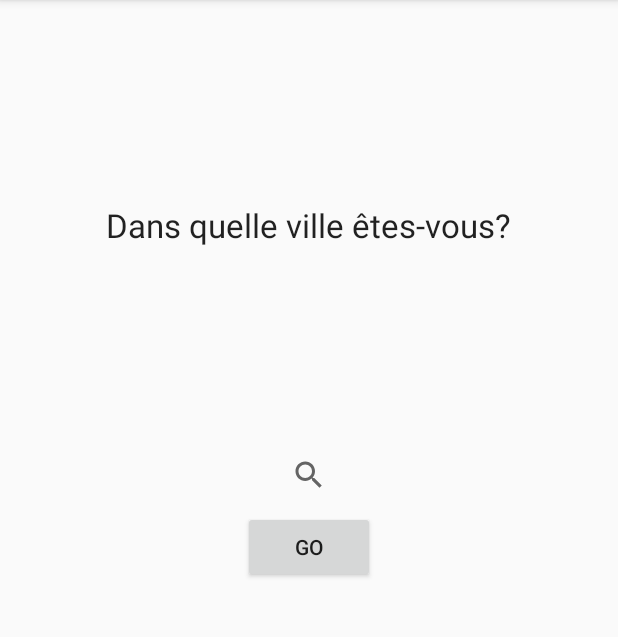
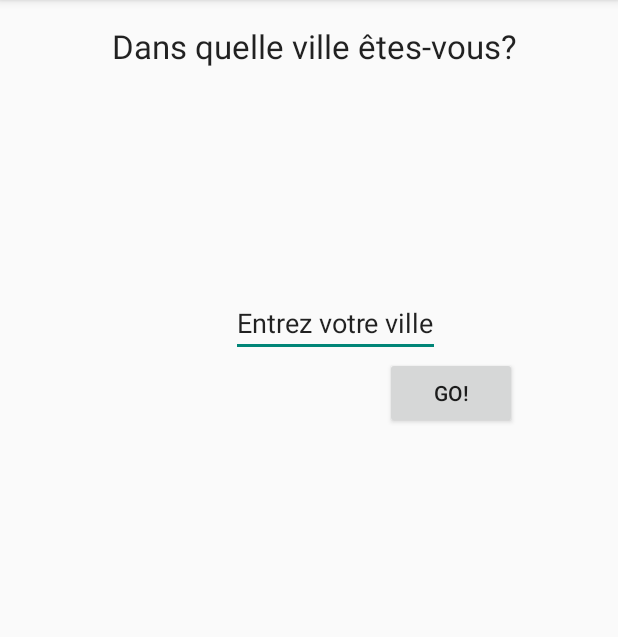
Before and after one commit to borisclain/NotreAppEventful3, an Android app: the screen it shows after launch (WelcomingActivity), on a phone screen of 412 x 824 dp, the part 84-721 px from its top. Run offline under Robolectric (Android 15) with nearby library versions, the phone set to English and light mode, and no system bars.

```diff
--- /dev/null
+++ b/app/src/main/java/biln/notreappeventful3/DBHelper.java
@@ -0,0 +1,77 @@
+package biln.notreappeventful3;
+
+import android.content.ContentValues;
+import android.content.Context;
+import android.database.Cursor;
+import android.database.sqlite.SQLiteDatabase;
+import android.database.sqlite.SQLiteOpenHelper;
+import android.util.Log;
+
+/**
+ * Created by Boris on 2015-03-15.
+ */
+public class DBHelper extends SQLiteOpenHelper {
+
+
+    static final String DB_NAME = "eventful.db";
+    static final int DB_VERSION = 5;                   //TODO Important pour le développement
+
+    static final String TABLE_EVENTS = "events";
+    static final String C_ID = "_id";
+    static final String C_TITLE ="title";
+    static final String C_DATE ="date";
+    static final String C_LOCATION ="location";
+    static final String C_FAVORITE = "favorite";       //1 si l'événement est favori, 0 sinon
+
+    public DBHelper(Context context) {
+        super(context, DB_NAME, null, DB_VERSION);
+    }
+
+    @Override
+    public void onCreate(SQLiteDatabase db) {
+        String sql = "create table "+ TABLE_EVENTS +" ("
+                +C_ID+" text primary key, "
+                +C_TITLE+" text,"
+                +C_DATE+" text,"
+                +C_LOCATION+" text,"
+                +C_FAVORITE+" integer," +
+                "UNIQUE "+"("+C_ID+")"+" ON CONFLICT REPLACE)";
+        db.execSQL(sql);
+        Log.d("DB", "DB created");
+    }
+
+    @Override
+    public void onUpgrade(SQLiteDatabase db, int oldVersion, int newVersion) {
+        db.execSQL("drop table if exists "+TABLE_EVENTS);
+        onCreate(db);
+    }
+
+    public static Cursor listEvents(SQLiteDatabase db){
+        Cursor c = db.rawQuery("select * from " + TABLE_EVENTS + " order by " + C_TITLE + " asc", null);
+        Log.d("DB","liste events nb = "+c.getCount());
+        return c;
+    }
+
+    /**
+     * Permet de rechercher un mot dans le titre des événements
+     *
+     * @param db La database en entrée
+     * @param word Le mot à rechercher dans les titres
+     * @return c Le curseur permettant d'itérer sur ces mots
+     */
+    public static Cursor searchEventsByTitle(SQLiteDatabase db, String word){
+        String args[] = new String[] { "%"+word+"%" };
+        Cursor c = db.rawQuery("select * from "+TABLE_EVENTS+" where "+C_TITLE+" like ? order by datetime("+
+                C_DATE+")"+" desc", args);
+        Log.d("DB","cherche events nb = "+c.getCount());
+        return c;
+    }
+
+    public static void setEventAsFavorite(SQLiteDatabase db, int id, int favorite) {
+        ContentValues val = new ContentValues();
+        val.put(C_FAVORITE, favorite);
+        db.update(TABLE_EVENTS ,val, C_ID+" = "+id, null);
+    }
+
+
+}
--- a/app/src/main/java/biln/notreappeventful3/MainActivity.java
+++ b/app/src/main/java/biln/notreappeventful3/MainActivity.java
@@ -1,51 +1,53 @@
 package biln.notreappeventful3;
 
+import android.content.ContentValues;
+import android.content.Context;
 import android.content.Intent;
 import android.content.SharedPreferences;
+import android.database.Cursor;
+import android.database.sqlite.SQLiteDatabase;
+import android.os.AsyncTask;
 import android.os.Bundle;
 import android.preference.PreferenceManager;
 import android.support.v7.app.ActionBarActivity;
+import android.util.Log;
+import android.view.LayoutInflater;
 import android.view.Menu;
 import android.view.MenuItem;
 import android.view.View;
+import android.view.ViewGroup;
+import android.widget.AdapterView;
 import android.widget.Button;
+import android.widget.CursorAdapter;
+import android.widget.ListView;
+import android.widget.TextView;
 import android.widget.Toast;
 
-/*
-MainActivity est l'activité principale de l'app. Elle correspond à l'écran d'accueil que
-l'utilisateur verra après la première connexion.
+/**
+ *
+ */
+public class MainActivity extends ActionBarActivity implements View.OnClickListener, AdapterView.OnItemClickListener {
 
-Test de commit
-
- */
-//Petit changement
-
-
-
-
-
-public class MainActivity extends ActionBarActivity implements View.OnClickListener {
-
-    Button buttonSearch;
-    Button buttonConsult;
-
-//String
-
-    String title;
-    String type;
-    String date;
-
+    ListView listv;
+    SQLiteDatabase db;
+    DBHelper dbh;
+    MyAdapter adapter;
+    Button btn;
 
     @Override
     protected void onCreate(Bundle savedInstanceState) {
         super.onCreate(savedInstanceState);
         setContentView(R.layout.activity_main);
-
-        buttonSearch = (Button)findViewById(R.id.button1);
-        buttonConsult = (Button)findViewById(R.id.button2);
-
-        buttonSearch.setOnClickListener(this);
-        buttonConsult.setOnClickListener(this);
+        btn = (Button)findViewById(R.id.button);
+        listv = (ListView)findViewById(R.id.activity_list);
+        dbh = new DBHelper(this);
+        db = dbh.getWritableDatabase();
+        Cursor c = DBHelper.listEvents(db);
+        adapter = new MyAdapter(this, c);
+        listv = (ListView)findViewById(R.id.activity_list);
+        listv.setAdapter(adapter);
+        listv.setOnItemClickListener(this);
+        btn.setOnClickListener(this);
     }
 
     protected void onResume(){
@@ -63,16 +65,13 @@ public class MainActivity extends ActionBarActivity implements View.OnClickListe
 
         }
 
-
         /*
         Les deux lignes suivantes s'occupent de vider les préférences. En vidant les préférances,
         on aura l'écran de première connexion à chaque exécution de l'app.
          */
         //TODO: À enlever quand on sera content de l'écran de première connexion
-        edit.clear() ;
-        edit.commit();
-
-
+        //edit.clear() ;
+        //edit.commit();
     }
 
 
@@ -97,30 +96,97 @@ public class MainActivity extends ActionBarActivity implements View.OnClickListe
         return super.onOptionsItemSelected(item);
     }
 
+    @Override
+    public void onItemClick(AdapterView<?> parent, View view, int position, long id) {
+        /*
+        Log.d("db","CLIC item "+position+" id="+id);
+        DBHelper.setEventAsFavorite(db, (int) id, 1); //TODO ! Problème ! Source de bug
+        Cursor c = DBHelper.listEvents(db);
+        adapter.changeCursor(c);
+        */
+    }
+
     public void onClick(View v) {
-        switch(v.getId()){
-            case R.id.button1 :
-
-                Toast.makeText(this, "Clic bien reçu!", Toast.LENGTH_LONG).show();
-                Intent i = new Intent(this, SecondActivity.class);
-                startActivity(i);
-                break;
-
-            case R.id.button2 :
-                //TODO Implanter la consultation des événements sauvegardés
-                Toast.makeText(this, "Consultation des événements sauvegardés pas encore disponible", Toast.LENGTH_LONG).show();
-                break;
-            default:
-                break;
-        }
+        Toast.makeText(this, "Chargement des donnees du Web", Toast.LENGTH_SHORT).show();
+        new SearchEventful().execute();
     }
 
 
 
+    private class SearchEventful extends AsyncTask<String, String, EventfulAPI> {
 
+        //TODO Implanter une barre de progrès ou une horloge qui tourne au lieu d'un toast
+        protected void onPreExecute() {
+            Toast.makeText(MainActivity.this, "Chargement", Toast.LENGTH_SHORT).show();
+        }
 
+        protected EventfulAPI doInBackground(String... params) {
+            EventfulAPI web = new EventfulAPI();
+            web.getNextEvents("Montreal");
+            ContentValues val = new ContentValues();
+            for(int i=0;i<web.eventsFound.size();i++){
+                val.put(DBHelper.C_ID, web.eventsFound.get(i).id); //TODO En parler avec RANIA Source de bug?
+                val.put(DBHelper.C_TITLE, web.eventsFound.get(i).title);
+                val.put(DBHelper.C_DATE, web.eventsFound.get(i).date);
+                val.put(DBHelper.C_LOCATION, web.eventsFound.get(i).location);
+                val.put(DBHelper.C_FAVORITE, 0);
+                db.insertOrThrow(DBHelper.TABLE_EVENTS, null, val); //TODO Conflict
+            }
+            Log.d("DB", "nouveux titres ajoutes: ");
+            return null;
+        }
 
+        protected void onProgressUpdate(String... s) {
+        }
 
+        protected void onPostExecute(EventfulAPI web) {
+            // rafraichir...
+            Cursor c = DBHelper.listEvents(db);
+            adapter.changeCursor(c);
+        }
+
+    }
+
+    public class MyAdapter extends CursorAdapter {
+
+        LayoutInflater inflater;
+
+        public MyAdapter(Context context, Cursor c) {
+            super(context, c, true);
+            inflater = (LayoutInflater)getSystemService(Context.LAYOUT_INFLATER_SERVICE);
+        }
+
+        @Override
+        public View getView(int position, View convertView, ViewGroup parent) {
+            View v = convertView;
+
+            if(v==null){
+                v = inflater.inflate(android.R.layout.simple_list_item_2, parent, false);
+            }
+
+            TextView titleV = (TextView)v.findViewById(android.R.id.text1);
+            TextView dateV = (TextView)v.findViewById(android.R.id.text2);
+
+            Cursor c=getCursor();
+            c.moveToPosition(position);
+            String id= c.getString(c.getColumnIndex(DBHelper.C_ID));
+            dateV.setText(c.getString(c.getColumnIndex(DBHelper.C_DATE)));
+            titleV.setText(c.getString(c.getColumnIndex(DBHelper.C_TITLE))+ " id supposé : "+id);
+
+            return v;
+        }
+
+        @Override
+        public View newView(Context context, Cursor cursor, ViewGroup parent) {
+            return null;
+        }
+
+        @Override
+        public void bindView(View view, Context context, Cursor cursor) {
+
+        }
+
+    }
 
 
 }
--- a/app/src/main/java/biln/notreappeventful3/WelcomingActivity.java
+++ b/app/src/main/java/biln/notreappeventful3/WelcomingActivity.java
@@ -34,6 +34,8 @@ public class WelcomingActivity extends ActionBarActivity implements ConnectionCa
                 .build();
         mGoogleApiClient.connect();
         Toast.makeText(this, "On a détecté que vos coordonnées =" + sLat + " ; " + sLon, Toast.LENGTH_LONG).show();
+
+
     }
 
 
--- a/app/src/main/res/layout/screen_on_first_opening.xml
+++ b/app/src/main/res/layout/screen_on_first_opening.xml
@@ -1,31 +1,42 @@
-<?xml version="1.0" encoding="utf-8"?>
 <RelativeLayout xmlns:android="http://schemas.android.com/apk/res/android"
-    android:layout_width="match_parent" android:layout_height="match_parent">
+
+    xmlns:tools="http://schemas.android.com/tools" android:layout_width="match_parent"
+    android:layout_height="match_parent" android:paddingLeft="@dimen/activity_horizontal_margin"
+    android:paddingRight="@dimen/activity_horizontal_margin"
+    android:paddingTop="@dimen/activity_vertical_margin"
+    android:paddingBottom="@dimen/activity_vertical_margin" tools:context=".MainActivity">
 
     <TextView
         android:layout_width="wrap_content"
         android:layout_height="wrap_content"
         android:textAppearance="?android:attr/textAppearanceLarge"
-        android:text="Dans quelle ville êtes-vous?"
-        android:id="@+id/textView"
+        android:text="@string/prompt"
+        android:id="@+id/dayCondition"
         android:layout_alignParentTop="true"
-        android:layout_centerHorizontal="true"
-        android:layout_marginTop="135dp" />
-
-    <SearchView
-        android:layout_width="wrap_content"
-        android:layout_height="wrap_content"
-        android:id="@+id/searchView"
-        android:layout_below="@+id/textView"
-        android:layout_centerHorizontal="true"
-        android:layout_marginTop="128dp"
-        android:queryHint="Entrez votre ville" />
+        android:layout_alignRight="@+id/button"
+        android:layout_alignEnd="@+id/button" />
 
     <Button
         android:layout_width="wrap_content"
         android:layout_height="wrap_content"
-        android:text="Go"
+        android:text="@string/button"
         android:id="@+id/button"
-        android:layout_below="@+id/searchView"
-        android:layout_centerHorizontal="true" />
+        android:layout_below="@+id/editText"
+        android:layout_alignParentRight="true"
+        android:layout_alignParentEnd="true"
+        android:layout_marginRight="51dp"
+        android:layout_marginEnd="51dp" />
+
+    <EditText
+        android:layout_width="wrap_content"
+        android:layout_height="wrap_content"
+        android:id="@+id/editText"
+        android:text="Entrez votre ville"
+        android:layout_marginRight="51dp"
+        android:layout_marginEnd="51dp"
+        android:layout_marginTop="147dp"
+        android:layout_below="@+id/dayCondition"
+        android:layout_alignRight="@+id/dayCondition"
+        android:layout_alignEnd="@+id/dayCondition" />
+
 </RelativeLayout>
--- a/app/src/main/res/values/strings.xml
+++ b/app/src/main/res/values/strings.xml
@@ -2,11 +2,9 @@
 
     <string name="app_name">NotreApp</string>
     <string name="action_settings">Settings</string>
-    <string name="button1"> Rechercher des événements  </string>
-    <string name="button2"> Consulter mes événements  </string>
-    <string name="text"> Texte affiché avant résultat de recherche</string>
-    <string name="fatal_error">FATAL ERROR!!</string>
     <string name="pref_previously_started"></string>
 
+    <string name="prompt">Dans quelle ville êtes-vous?</string>
+    <string name="button">Go!</string>
 
 </resources>
```
Also changed, not shown: app/src/main/AndroidManifest.xml (+2 -7 lines), app/src/main/java/biln/notreappeventful3/Event.java (added, +20 -0 lines), app/src/main/java/biln/notreappeventful3/EventfulAPI.java (+59 -36 lines), app/src/main/java/biln/notreappeventful3/SecondActivity.java (deleted, +0 -68 lines), app/src/main/java/biln/notreappeventful3/TestGitHub.java (deleted, +0 -8 lines), app/src/main/res/layout/activity_main.xml (+14 -18 lines), app/src/main/res/layout/result_rows.xml (deleted, +0 -14 lines), 1 other file.
